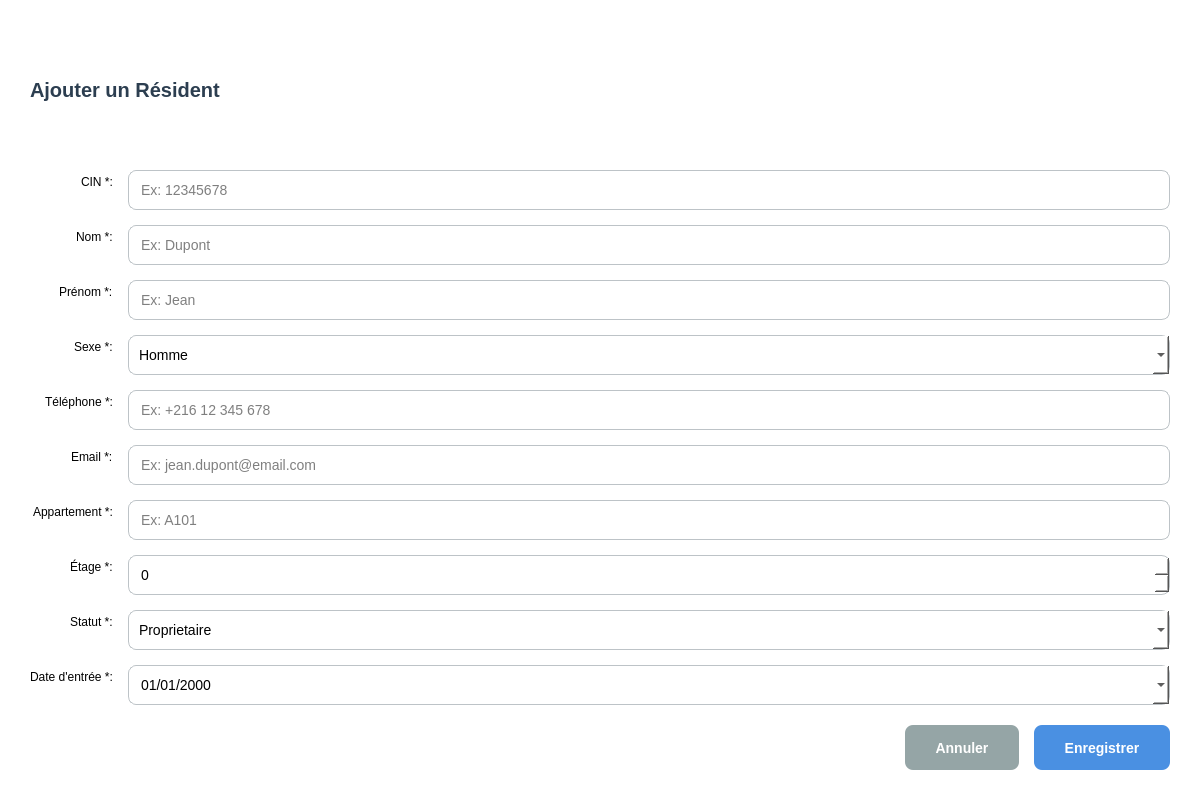
Above: residentdialog.ui from Esprit-UP-Algo/projetpcc-2a26-Smart-City before the change. Below: the same form after it.
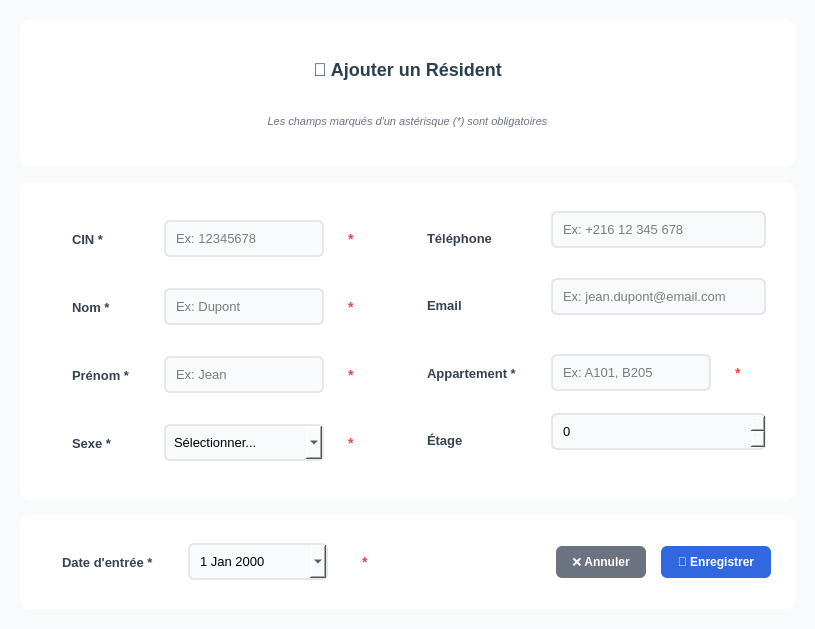
That is the form after the change.

What changed in the file:
```diff
--- a/residentdialog.ui
+++ b/residentdialog.ui
@@ -6,252 +6,451 @@
    <rect>
     <x>0</x>
     <y>0</y>
-    <width>1200</width>
-    <height>800</height>
+    <width>750</width>
+    <height>400</height>
    </rect>
   </property>
   <property name="windowTitle">
    <string>Résident</string>
   </property>
   <property name="styleSheet">
-   <string notr="true">background-color: white;</string>
+   <string notr="true">background-color: #F8FAFC; font-family: 'Segoe UI', Arial, sans-serif;</string>
   </property>
   <layout class="QVBoxLayout" name="verticalLayout">
    <property name="spacing">
-    <number>20</number>
+    <number>15</number>
    </property>
    <property name="leftMargin">
-    <number>30</number>
+    <number>20</number>
    </property>
    <property name="topMargin">
-    <number>30</number>
+    <number>20</number>
    </property>
    <property name="rightMargin">
-    <number>30</number>
+    <number>20</number>
    </property>
    <property name="bottomMargin">
-    <number>30</number>
+    <number>20</number>
    </property>
    <item>
-    <widget class="QLabel" name="dialogTitle">
+    <widget class="QFrame" name="headerFrame">
+     <property name="frameShape">
+      <enum>QFrame::NoFrame</enum>
+     </property>
+     <property name="styleSheet">
+      <string notr="true">background-color: white; border-radius: 10px; padding: 15px; box-shadow: 0 2px 8px rgba(0,0,0,0.1);</string>
+     </property>
+     <layout class="QVBoxLayout" name="headerLayout">
+      <property name="spacing">
+       <number>5</number>
+      </property>
+      <item>
+       <widget class="QLabel" name="titleLabel">
      <property name="text">
-      <string>Ajouter un Résident</string>
+         <string>👤 Ajouter un Résident</string>
      </property>
      <property name="styleSheet">
-      <string notr="true">font-size: 20px; font-weight: bold; color: #2C3E50;</string>
-     </property>
+         <string notr="true">font-size: 18px; font-weight: bold; color: #2C3E50;</string>
+        </property>
+        <property name="alignment">
+         <set>Qt::AlignCenter</set>
+        </property>
     </widget>
    </item>
    <item>
-    <layout class="QFormLayout" name="formLayout">
+       <widget class="QLabel" name="subtitleLabel">
+        <property name="text">
+         <string>Les champs marqués d'un astérisque (*) sont obligatoires</string>
+        </property>
+        <property name="styleSheet">
+         <string notr="true">font-size: 11px; color: #6B7280; font-style: italic;</string>
+        </property>
+        <property name="alignment">
+         <set>Qt::AlignCenter</set>
+        </property>
+       </widget>
+      </item>
+     </layout>
+    </widget>
+   </item>
+   <item>
+    <widget class="QFrame" name="formFrame">
+     <property name="frameShape">
+      <enum>QFrame::NoFrame</enum>
+     </property>
+     <property name="styleSheet">
+      <string notr="true">background-color: white; border-radius: 10px; padding: 20px; box-shadow: 0 2px 8px rgba(0,0,0,0.1);</string>
+     </property>
+     <layout class="QHBoxLayout" name="columnsLayout">
+      <property name="spacing">
+       <number>25</number>
+      </property>
+      <item>
+       <layout class="QFormLayout" name="leftFormLayout">
      <property name="horizontalSpacing">
-      <number>15</number>
+         <number>10</number>
      </property>
      <property name="verticalSpacing">
-      <number>15</number>
-     </property>
-     <property name="labelAlignment">
-      <set>Qt::AlignRight|Qt::AlignTrailing|Qt::AlignVCenter</set>
+         <number>12</number>
      </property>
      <item row="0" column="0">
-      <widget class="QLabel" name="cinFieldLabel">
+         <widget class="QLabel" name="labelCin">
        <property name="text">
-        <string>CIN *:</string>
+           <string>CIN *</string>
+          </property>
+          <property name="styleSheet">
+           <string notr="true">font-weight: bold; color: #374151; font-size: 13px;</string>
        </property>
       </widget>
      </item>
      <item row="0" column="1">
+         <layout class="QHBoxLayout" name="cinLayout">
+          <item>
       <widget class="QLineEdit" name="cinEdit">
+            <property name="styleSheet">
+             <string notr="true">border: 2px solid #E5E7EB; border-radius: 6px; padding: 8px; font-size: 13px; background-color: #F9FAFB;</string>
+            </property>
        <property name="placeholderText">
         <string>Ex: 12345678</string>
        </property>
+            <property name="minimumSize">
+             <size>
+              <width>160</width>
+              <height>32</height>
+             </size>
+            </property>
+           </widget>
+          </item>
+          <item>
+           <widget class="QLabel" name="cinRequired">
+            <property name="text">
+             <string>*</string>
+            </property>
        <property name="styleSheet">
-        <string notr="true">padding: 10px; border: 1px solid #BDC3C7; border-radius: 8px; font-size: 14px;</string>
-       </property>
-      </widget>
+             <string notr="true">color: #EF4444; font-weight: bold; font-size: 14px;</string>
+            </property>
+           </widget>
+          </item>
+         </layout>
      </item>
      <item row="1" column="0">
-      <widget class="QLabel" name="nomFieldLabel">
+         <widget class="QLabel" name="labelNom">
        <property name="text">
-        <string>Nom *:</string>
+           <string>Nom *</string>
+          </property>
+          <property name="styleSheet">
+           <string notr="true">font-weight: bold; color: #374151; font-size: 13px;</string>
        </property>
       </widget>
      </item>
      <item row="1" column="1">
+         <layout class="QHBoxLayout" name="nomLayout">
+          <item>
       <widget class="QLineEdit" name="nomEdit">
+            <property name="styleSheet">
+             <string notr="true">border: 2px solid #E5E7EB; border-radius: 6px; padding: 8px; font-size: 13px; background-color: #F9FAFB;</string>
+            </property>
        <property name="placeholderText">
         <string>Ex: Dupont</string>
        </property>
+            <property name="minimumSize">
+             <size>
+              <width>160</width>
+              <height>32</height>
+             </size>
+            </property>
+           </widget>
+          </item>
+          <item>
+           <widget class="QLabel" name="nomRequired">
+            <property name="text">
+             <string>*</string>
+            </property>
        <property name="styleSheet">
-        <string notr="true">padding: 10px; border: 1px solid #BDC3C7; border-radius: 8px; font-size: 14px;</string>
-       </property>
-      </widget>
+             <string notr="true">color: #EF4444; font-weight: bold; font-size: 14px;</string>
+            </property>
+           </widget>
+          </item>
+         </layout>
      </item>
      <item row="2" column="0">
-      <widget class="QLabel" name="prenomFieldLabel">
+         <widget class="QLabel" name="labelPrenom">
        <property name="text">
-        <string>Prénom *:</string>
+           <string>Prénom *</string>
+          </property>
+          <property name="styleSheet">
+           <string notr="true">font-weight: bold; color: #374151; font-size: 13px;</string>
        </property>
       </widget>
      </item>
      <item row="2" column="1">
+         <layout class="QHBoxLayout" name="prenomLayout">
+          <item>
       <widget class="QLineEdit" name="prenomEdit">
+            <property name="styleSheet">
+             <string notr="true">border: 2px solid #E5E7EB; border-radius: 6px; padding: 8px; font-size: 13px; background-color: #F9FAFB;</string>
+            </property>
        <property name="placeholderText">
         <string>Ex: Jean</string>
        </property>
+            <property name="minimumSize">
+             <size>
+              <width>160</width>
+              <height>32</height>
+             </size>
+            </property>
+           </widget>
+          </item>
+          <item>
+           <widget class="QLabel" name="prenomRequired">
+            <property name="text">
+             <string>*</string>
+            </property>
        <property name="styleSheet">
-        <string notr="true">padding: 10px; border: 1px solid #BDC3C7; border-radius: 8px; font-size: 14px;</string>
-       </property>
-      </widget>
+             <string notr="true">color: #EF4444; font-weight: bold; font-size: 14px;</string>
+            </property>
+           </widget>
+          </item>
+         </layout>
      </item>
      <item row="3" column="0">
-      <widget class="QLabel" name="sexeFieldLabel">
+         <widget class="QLabel" name="labelSexe">
        <property name="text">
-        <string>Sexe *:</string>
+           <string>Sexe *</string>
+          </property>
+          <property name="styleSheet">
+           <string notr="true">font-weight: bold; color: #374151; font-size: 13px;</string>
        </property>
       </widget>
      </item>
      <item row="3" column="1">
+         <layout class="QHBoxLayout" name="sexeLayout">
+          <item>
       <widget class="QComboBox" name="sexeCombo">
        <property name="styleSheet">
-        <string notr="true">padding: 10px; border: 1px solid #BDC3C7; border-radius: 8px; font-size: 14px;</string>
-       </property>
+             <string notr="true">border: 2px solid #E5E7EB; border-radius: 6px; padding: 8px; font-size: 13px; background-color: #F9FAFB;</string>
+            </property>
+            <property name="minimumSize">
+             <size>
+              <width>160</width>
+              <height>32</height>
+             </size>
+            </property>
        <item>
         <property name="text">
-         <string>Homme</string>
+              <string>Sélectionner...</string>
         </property>
        </item>
        <item>
         <property name="text">
-         <string>Femme</string>
-        </property>
-       </item>
-      </widget>
-     </item>
-     <item row="4" column="0">
-      <widget class="QLabel" name="telephoneFieldLabel">
+              <string>M</string>
+             </property>
+            </item>
+            <item>
+             <property name="text">
+              <string>F</string>
+             </property>
+            </item>
+           </widget>
+          </item>
+          <item>
+           <widget class="QLabel" name="sexeRequired">
        <property name="text">
-        <string>Téléphone *:</string>
-       </property>
-      </widget>
-     </item>
-     <item row="4" column="1">
+             <string>*</string>
+            </property>
+            <property name="styleSheet">
+             <string notr="true">color: #EF4444; font-weight: bold; font-size: 14px;</string>
+            </property>
+           </widget>
+          </item>
+         </layout>
+        </item>
+       </layout>
+      </item>
+      <item>
+       <layout class="QFormLayout" name="rightFormLayout">
+        <property name="horizontalSpacing">
+         <number>10</number>
+        </property>
+        <property name="verticalSpacing">
+         <number>12</number>
+        </property>
+        <item row="0" column="0">
+         <widget class="QLabel" name="labelTelephone">
+          <property name="text">
+           <string>Téléphone</string>
+          </property>
+          <property name="styleSheet">
+           <string notr="true">font-weight: bold; color: #374151; font-size: 13px;</string>
+          </property>
+         </widget>
+        </item>
+        <item row="0" column="1">
       <widget class="QLineEdit" name="telephoneEdit">
+          <property name="styleSheet">
+           <string notr="true">border: 2px solid #E5E7EB; border-radius: 6px; padding: 8px; font-size: 13px; background-color: #F9FAFB;</string>
+          </property>
        <property name="placeholderText">
         <string>Ex: +216 12 345 678</string>
        </property>
-       <property name="styleSheet">
-        <string notr="true">padding: 10px; border: 1px solid #BDC3C7; border-radius: 8px; font-size: 14px;</string>
+          <property name="minimumSize">
+           <size>
+            <width>180</width>
+            <height>32</height>
+           </size>
        </property>
       </widget>
      </item>
-     <item row="5" column="0">
-      <widget class="QLabel" name="emailFieldLabel">
+        <item row="1" column="0">
+         <widget class="QLabel" name="labelEmail">
        <property name="text">
-        <string>Email *:</string>
+           <string>Email</string>
+          </property>
+          <property name="styleSheet">
+           <string notr="true">font-weight: bold; color: #374151; font-size: 13px;</string>
        </property>
       </widget>
      </item>
-     <item row="5" column="1">
+        <item row="1" column="1">
       <widget class="QLineEdit" name="emailEdit">
+          <property name="styleSheet">
+           <string notr="true">border: 2px solid #E5E7EB; border-radius: 6px; padding: 8px; font-size: 13px; background-color: #F9FAFB;</string>
+          </property>
        <property name="placeholderText">
         <string>Ex: jean.dupont@email.com</string>
        </property>
-       <property name="styleSheet">
-        <string notr="true">padding: 10px; border: 1px solid #BDC3C7; border-radius: 8px; font-size: 14px;</string>
+          <property name="minimumSize">
+           <size>
+            <width>180</width>
+            <height>32</height>
+           </size>
        </property>
       </widget>
      </item>
-     <item row="6" column="0">
-      <widget class="QLabel" name="appartementFieldLabel">
+        <item row="2" column="0">
+         <widget class="QLabel" name="labelAppartement">
        <property name="text">
-        <string>Appartement *:</string>
+           <string>Appartement *</string>
+          </property>
+          <property name="styleSheet">
+           <string notr="true">font-weight: bold; color: #374151; font-size: 13px;</string>
        </property>
       </widget>
      </item>
-     <item row="6" column="1">
+        <item row="2" column="1">
+         <layout class="QHBoxLayout" name="appartementLayout">
+          <item>
       <widget class="QLineEdit" name="appartementEdit">
+            <property name="styleSheet">
+             <string notr="true">border: 2px solid #E5E7EB; border-radius: 6px; padding: 8px; font-size: 13px; background-color: #F9FAFB;</string>
+            </property>
        <property name="placeholderText">
-        <string>Ex: A101</string>
-       </property>
+             <string>Ex: A101, B205</string>
+            </property>
+            <property name="minimumSize">
+             <size>
+              <width>160</width>
+              <height>32</height>
+             </size>
+            </property>
+           </widget>
+          </item>
+          <item>
+           <widget class="QLabel" name="appartementRequired">
+            <property name="text">
+             <string>*</string>
+            </property>
        <property name="styleSheet">
-        <string notr="true">padding: 10px; border: 1px solid #BDC3C7; border-radius: 8px; font-size: 14px;</string>
+             <string notr="true">color: #EF4444; font-weight: bold; font-size: 14px;</string>
        </property>
       </widget>
      </item>
-     <item row="7" column="0">
-      <widget class="QLabel" name="etageFieldLabel">
+         </layout>
+        </item>
+        <item row="3" column="0">
+         <widget class="QLabel" name="labelEtage">
        <property name="text">
-        <string>Étage *:</string>
-       </property>
-      </widget>
-     </item>
-     <item row="7" column="1">
+           <string>Étage</string>
+          </property>
+          <property name="styleSheet">
+           <string notr="true">font-weight: bold; color: #374151; font-size: 13px;</string>
+          </property>
+         </widget>
+        </item>
+        <item row="3" column="1">
       <widget class="QSpinBox" name="etageSpinBox">
+          <property name="styleSheet">
+           <string notr="true">border: 2px solid #E5E7EB; border-radius: 6px; padding: 8px; font-size: 13px; background-color: #F9FAFB;</string>
+          </property>
        <property name="minimum">
         <number>0</number>
        </property>
        <property name="maximum">
-        <number>20</number>
-       </property>
-       <property name="styleSheet">
-        <string notr="true">padding: 10px; border: 1px solid #BDC3C7; border-radius: 8px; font-size: 14px;</string>
+           <number>50</number>
+          </property>
+          <property name="minimumSize">
+           <size>
+            <width>180</width>
+            <height>32</height>
+           </size>
        </property>
       </widget>
      </item>
-     <item row="8" column="0">
-      <widget class="QLabel" name="statutFieldLabel">
-       <property name="text">
-        <string>Statut *:</string>
-       </property>
-      </widget>
-     </item>
-     <item row="8" column="1">
-      <widget class="QComboBox" name="statutCombo">
+       </layout>
+      </item>
+     </layout>
+    </widget>
+   </item>
+   <item>
+    <widget class="QFrame" name="dateButtonFrame">
+     <property name="frameShape">
+      <enum>QFrame::NoFrame</enum>
+     </property>
        <property name="styleSheet">
-        <string notr="true">padding: 10px; border: 1px solid #BDC3C7; border-radius: 8px; font-size: 14px;</string>
-       </property>
-       <item>
-        <property name="text">
-         <string>Proprietaire</string>
-        </property>
-       </item>
+      <string notr="true">background-color: white; border-radius: 10px; padding: 15px; box-shadow: 0 2px 8px rgba(0,0,0,0.1);</string>
+     </property>
+     <layout class="QHBoxLayout" name="dateButtonLayout">
+      <property name="spacing">
+       <number>15</number>
+      </property>
        <item>
+       <widget class="QLabel" name="labelDateEntree">
         <property name="text">
-         <string>Locataire</string>
+         <string>Date d'entrée *</string>
         </property>
-       </item>
-      </widget>
-     </item>
-     <item row="9" column="0">
-      <widget class="QLabel" name="dateEntreeFieldLabel">
-       <property name="text">
-        <string>Date d'entrée *:</string>
+        <property name="styleSheet">
+         <string notr="true">font-weight: bold; color: #374151; font-size: 13px;</string>
        </property>
       </widget>
      </item>
-     <item row="9" column="1">
+      <item>
       <widget class="QDateEdit" name="dateEntreeEdit">
+        <property name="styleSheet">
+         <string notr="true">border: 2px solid #E5E7EB; border-radius: 6px; padding: 8px; font-size: 13px; background-color: #F9FAFB;</string>
+        </property>
        <property name="calendarPopup">
         <bool>true</bool>
        </property>
-       <property name="displayFormat">
-        <string>dd/MM/yyyy</string>
+        <property name="minimumSize">
+         <size>
+          <width>140</width>
+          <height>32</height>
+         </size>
+        </property>
+       </widget>
+      </item>
+      <item>
+       <widget class="QLabel" name="dateRequired">
+        <property name="text">
+         <string>*</string>
        </property>
        <property name="styleSheet">
-        <string notr="true">padding: 10px; border: 1px solid #BDC3C7; border-radius: 8px; font-size: 14px;</string>
+         <string notr="true">color: #EF4444; font-weight: bold; font-size: 14px;</string>
        </property>
       </widget>
      </item>
-    </layout>
-   </item>
    <item>
-    <layout class="QHBoxLayout" name="buttonLayout">
-     <property name="spacing">
-      <number>15</number>
-     </property>
-     <item>
-      <spacer name="horizontalSpacer">
+       <spacer name="dateSpacer">
        <property name="orientation">
         <enum>Qt::Horizontal</enum>
        </property>
@@ -266,36 +465,40 @@
      <item>
       <widget class="QPushButton" name="cancelButton">
        <property name="text">
-        <string>Annuler</string>
+         <string>❌ Annuler</string>
+        </property>
+        <property name="styleSheet">
+         <string notr="true">background-color: #6B7280; color: white; border: none; border-radius: 6px; font-weight: bold; font-size: 12px; padding: 8px 16px;</string>
        </property>
        <property name="minimumSize">
         <size>
-         <width>0</width>
-         <height>45</height>
-        </size>
-       </property>
-       <property name="styleSheet">
-        <string notr="true">background-color: #95A5A6; color: white; border: none; border-radius: 8px; font-size: 14px; font-weight: bold; padding: 0 30px;</string>
-       </property>
+          <width>90</width>
+          <height>32</height>
+         </size>
+        </property>
       </widget>
      </item>
      <item>
       <widget class="QPushButton" name="saveButton">
        <property name="text">
-        <string>Enregistrer</string>
+         <string>💾 Enregistrer</string>
+        </property>
+        <property name="styleSheet">
+         <string notr="true">background-color: #3168E0; color: white; border: none; border-radius: 6px; font-weight: bold; font-size: 12px; padding: 8px 16px;</string>
        </property>
        <property name="minimumSize">
         <size>
-         <width>0</width>
-         <height>45</height>
-        </size>
-       </property>
-       <property name="styleSheet">
-        <string notr="true">background-color: #4A90E2; color: white; border: none; border-radius: 8px; font-size: 14px; font-weight: bold; padding: 0 30px;</string>
+          <width>110</width>
+          <height>32</height>
+         </size>
+        </property>
+        <property name="default">
+         <bool>true</bool>
        </property>
       </widget>
      </item>
     </layout>
+    </widget>
    </item>
   </layout>
  </widget>
```
Left out of the diff: 28 changed lines with no effect on the pictures. Lines whose indentation alone changed are shown as unchanged.
